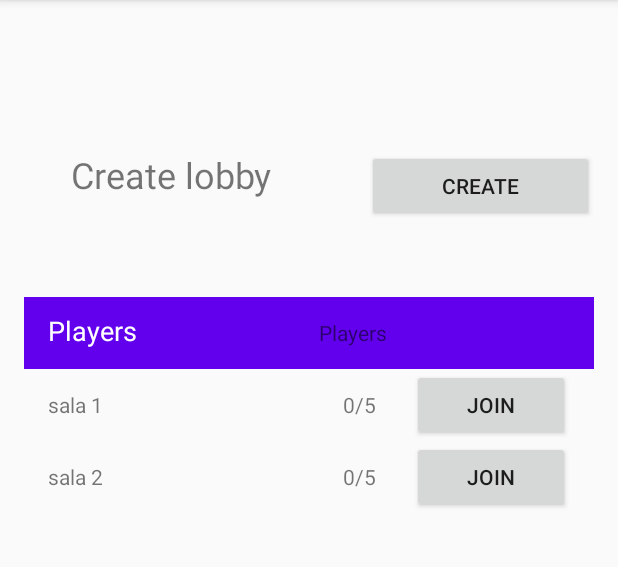
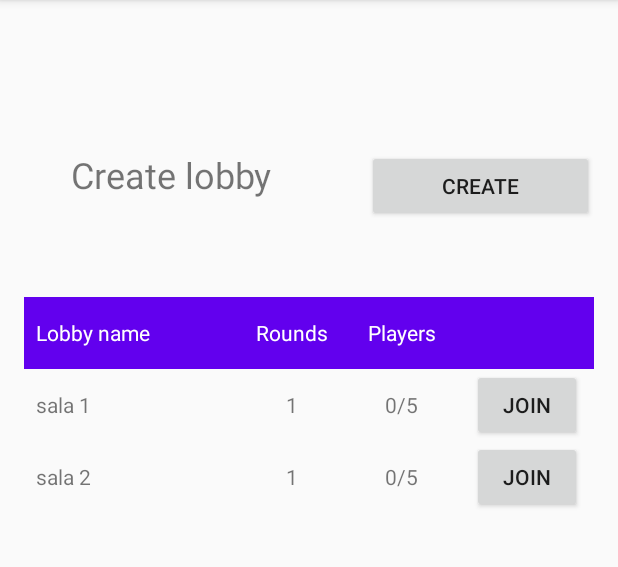
Before and after one commit to Dias934/PDM2021IEE-38866, an Android app: the AvailableLobbyActivity screen opened directly, with no data from a screen before it, on a phone screen of 412 x 824 dp, the part 84-651 px from its top. Run offline under Robolectric (Android 15) with nearby library versions, the phone set to English and light mode, and no system bars; our stand-ins replace Room's generated code.

Commit message:
Some visual updates
improved visuals in lobby and available lobby, more user friendly

```diff
--- a/DRAG/app/src/main/java/pt/isel/tests/drag/availableLobby/AvailableLobbyActivity.kt
+++ b/DRAG/app/src/main/java/pt/isel/tests/drag/availableLobby/AvailableLobbyActivity.kt
@@ -10,6 +10,7 @@ import androidx.activity.viewModels
 import androidx.recyclerview.widget.LinearLayoutManager
 import pt.isel.tests.drag.R
 import pt.isel.tests.drag.databinding.ActivityAvailableLobbyBinding
+
 import pt.isel.tests.drag.repository.Lobby
 import pt.isel.tests.drag.repository.LobbyType
 import pt.isel.tests.drag.setupLobby.SetupLobbyActivity
@@ -29,7 +30,6 @@ class AvailableLobbyActivity : AppCompatActivity() {
         super.onCreate(savedInstanceState)
         setContentView(views.root)
         setLobbyListHeader()
-
         val lobbyAdapter = AvailableLobbyAdapter(this)
         lobbyList.adapter = lobbyAdapter
         lobbyList.layoutManager = LinearLayoutManager(this)
@@ -40,15 +40,13 @@ class AvailableLobbyActivity : AppCompatActivity() {
 
 
     private fun setLobbyListHeader(){
-
         views.lobbyListHeader.joinButton.visibility = View.INVISIBLE
-        textViewHeaderSet(views.lobbyListHeader.lobbyNameHeader, R.string.lobby_name_header_string)
-        textViewHeaderSet(views.lobbyListHeader.lobbyNameHeader, R.string.lobby_player_string)
+        textViewHeaderSet(views.lobbyListHeader.lobbyNameHeader)
+        textViewHeaderSet(views.lobbyListHeader.lobbyAvailabilityHeader)
+        textViewHeaderSet(views.lobbyListHeader.lobbyRounds)
     }
 
-    private fun textViewHeaderSet(text: TextView, idText: Int){
-        text.setText(idText)
-        text.textSize = 18F
+    private fun textViewHeaderSet(text: TextView){
         text.setTextColor(resources.getColor(R.color.white,null))
     }
 
--- a/DRAG/app/src/main/java/pt/isel/tests/drag/availableLobby/AvailableLobbyAdapter.kt
+++ b/DRAG/app/src/main/java/pt/isel/tests/drag/availableLobby/AvailableLobbyAdapter.kt
@@ -11,7 +11,6 @@ import pt.isel.tests.drag.R
 import pt.isel.tests.drag.repository.Lobby
 
 const val TAG ="AvailableLobbyAdapter"
-const val AVAILABILITY = "%d/%d"
 
 class AvailableLobbyAdapter internal  constructor(private val context: Context) :
     RecyclerView.Adapter<AvailableLobbyAdapter.AvailableLobbyViewHolder>() {
@@ -19,11 +18,13 @@ class AvailableLobbyAdapter internal  constructor(private val context: Context)
     inner class AvailableLobbyViewHolder(lobbyView: View) : RecyclerView.ViewHolder(lobbyView) {
         val lobbyNameView: TextView = lobbyView.findViewById(R.id.lobby_name_header)
         val lobbyAvailabilityView: TextView = lobbyView.findViewById(R.id.lobby_availability_header)
+        val lobbyRoundsView: TextView = lobbyView.findViewById(R.id.lobby_rounds)
         val lobbyJoinButton: Button = lobbyView.findViewById(R.id.join_button)
     }
 
     private val inflater = LayoutInflater.from(context)
 
+    val availability = context.getString(R.string.lobby_players)
     var lobbyList = emptyList<Lobby>()
     set(lobby){
         field = lobby
@@ -38,7 +39,8 @@ class AvailableLobbyAdapter internal  constructor(private val context: Context)
     override fun onBindViewHolder(holder: AvailableLobbyViewHolder, position: Int) {
         val lobby = lobbyList[position]
         holder.lobbyNameView.text = lobby.name
-        holder.lobbyAvailabilityView.text =  String.format(AVAILABILITY, lobby.players.size, lobby.nPlayers)
+        holder.lobbyAvailabilityView.text = availability.format(lobby.players.size, lobby.nPlayers)
+        holder.lobbyRoundsView.text = ""+lobby.nRound
     }
 
     override fun getItemCount(): Int = lobbyList.size
--- a/DRAG/app/src/main/res/layout/activity_setup_lobby.xml
+++ b/DRAG/app/src/main/res/layout/activity_setup_lobby.xml
@@ -11,7 +11,7 @@
         android:layout_width="wrap_content"
         android:layout_height="wrap_content"
         android:layout_marginTop="150dp"
-        android:text="@string/game_setup_title_string"
+        android:text="@string/lobby_setup_title_string"
         android:textSize="36sp"
         app:layout_constraintBottom_toBottomOf="parent"
         app:layout_constraintEnd_toEndOf="parent"
--- a/DRAG/app/src/main/res/layout/available_lobby_item.xml
+++ b/DRAG/app/src/main/res/layout/available_lobby_item.xml
@@ -3,37 +3,45 @@
     android:layout_width="match_parent"
     android:layout_height="wrap_content"
     android:orientation="horizontal"
-    android:paddingStart="16dp"
-    android:paddingEnd="16dp"
+    android:paddingStart="8dp"
+    android:paddingEnd="8dp"
     android:weightSum="100">
 
 
     <TextView
         android:id="@+id/lobby_name_header"
-        android:layout_width="wrap_content"
+        android:layout_width="0dp"
         android:layout_height="wrap_content"
-        android:layout_weight="80"
+        android:layout_weight="40"
         android:text="@string/lobby_name_header_string"
         android:textSize="14sp" />
 
     <TextView
+        android:id="@+id/lobby_rounds"
+        android:layout_width="0dp"
+        android:layout_height="wrap_content"
+        android:layout_weight="14"
+        android:text="@string/lobby_rounds_string"
+        android:textAlignment="center" />
+
+    <TextView
         android:id="@+id/lobby_availability_header"
-        android:layout_width="wrap_content"
+        android:layout_width="0dp"
         android:layout_height="wrap_content"
-        android:layout_weight="10"
+        android:layout_weight="26"
+        android:paddingStart="0dp"
+        android:paddingEnd="0dp"
         android:text="@string/lobby_player_string"
-        android:paddingStart="16dp"
-        android:paddingEnd="16dp"
-        android:textSize="14sp"
-        android:textAlignment="center" />
+        android:textAlignment="center"
+        android:textSize="14sp" />
 
     <Button
         android:id="@+id/join_button"
-        android:layout_width="wrap_content"
+        android:layout_width="0dp"
         android:layout_height="wrap_content"
-        android:paddingStart="16dp"
-        android:paddingEnd="16dp"
-        android:layout_weight="10"
-        android:textSize="14sp"
-        android:text="@string/join_button_string" />
+        android:layout_weight="20"
+        android:paddingStart="0dp"
+        android:paddingEnd="0dp"
+        android:text="@string/join_button_string"
+        android:textSize="14sp" />
 </LinearLayout>
```
Also changed, not shown: DRAG/app/src/main/java/pt/isel/tests/drag/lobby/LobbyActivity.kt (+18 -2 lines), DRAG/app/src/main/java/pt/isel/tests/drag/lobby/LobbyViewModel.kt (+3 -0 lines), DRAG/app/src/main/java/pt/isel/tests/drag/setupLobby/SetupLobbyActivity.kt (+9 -11 lines), DRAG/app/src/main/res/layout/activity_lobby.xml (+50 -13 lines), DRAG/app/src/main/res/layout/player_item.xml (+7 -10 lines), DRAG/app/src/main/res/values/strings.xml (+6 -1 lines), 1 other file.
